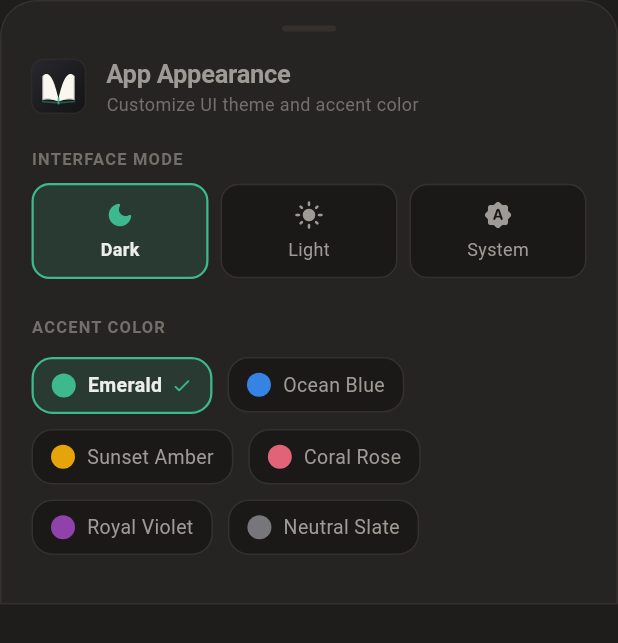
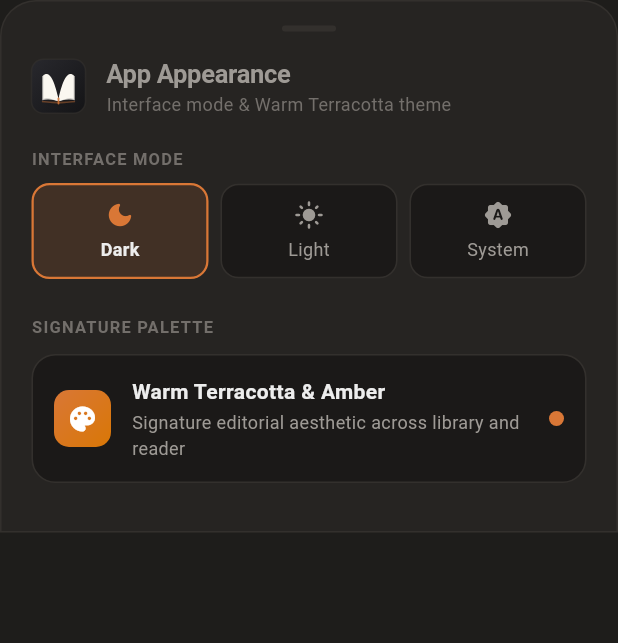
Before and after one commit to lk-03/foliate-android, a Flutter app: the AppThemeSheet widget shown alone on an empty page, opened directly, on a phone screen of 412 x 824 dp. Shown: the top 643 px of the screen. Run offline on Flutter 3.47's test engine with Material 3 defaults, Android fonts, the phone set to English and light mode, and no system bars; our stand-ins replace file_picker, flutter_riverpod, shared_preferences, webview_flutter; accounts and stored records are empty.

Commit message:
feat(theme): unify Warm Terracotta and Amber theme across app and reader

```diff
--- a/lib/components/app_theme_sheet.dart
+++ b/lib/components/app_theme_sheet.dart
@@ -53,7 +53,7 @@ class AppThemeSheet extends ConsumerWidget {
               children: [
                 AppLogo(
                   size: 36,
-                  accentColor: themeState.accent.color,
+                  accentColor: themeState.primaryColor,
                 ),
                 const SizedBox(width: 14),
                 Column(
@@ -68,7 +68,7 @@ class AppThemeSheet extends ConsumerWidget {
                       ),
                     ),
                     Text(
-                      'Customize UI theme and accent color',
+                      'Interface mode & Warm Terracotta theme',
                       style: TextStyle(
                         fontSize: 12,
                         color: colors.textMuted,
@@ -100,7 +100,7 @@ class AppThemeSheet extends ConsumerWidget {
                   icon: Icons.dark_mode_rounded,
                   isSelected: themeState.mode == ThemeMode.dark,
                   colors: colors,
-                  accentColor: themeState.accent.color,
+                  accentColor: themeState.primaryColor,
                   onTap: () => themeNotifier.setThemeMode(ThemeMode.dark),
                 ),
                 const SizedBox(width: 8),
@@ -110,7 +110,7 @@ class AppThemeSheet extends ConsumerWidget {
                   icon: Icons.light_mode_rounded,
                   isSelected: themeState.mode == ThemeMode.light,
                   colors: colors,
-                  accentColor: themeState.accent.color,
+                  accentColor: themeState.primaryColor,
                   onTap: () => themeNotifier.setThemeMode(ThemeMode.light),
                 ),
                 const SizedBox(width: 8),
@@ -120,7 +120,7 @@ class AppThemeSheet extends ConsumerWidget {
                   icon: Icons.brightness_auto_rounded,
                   isSelected: themeState.mode == ThemeMode.system,
                   colors: colors,
-                  accentColor: themeState.accent.color,
+                  accentColor: themeState.primaryColor,
                   onTap: () => themeNotifier.setThemeMode(ThemeMode.system),
                 ),
               ],
@@ -128,9 +128,9 @@ class AppThemeSheet extends ConsumerWidget {
 
             const SizedBox(height: 24),
 
-            // Accent Color Selector
+            // Signature Palette Showcase
             Text(
-              'ACCENT COLOR',
+              'SIGNATURE PALETTE',
               style: TextStyle(
                 fontSize: 11,
                 fontWeight: FontWeight.bold,
@@ -138,62 +138,72 @@ class AppThemeSheet extends ConsumerWidget {
                 color: colors.textMuted,
               ),
             ),
-            const SizedBox(height: 12),
+            const SizedBox(height: 10),
 
-            Wrap(
-              spacing: 10,
-              runSpacing: 10,
-              children: AppAccentColor.values.map((accent) {
-                final isSelected = themeState.accent == accent;
-                return InkWell(
-                  onTap: () => themeNotifier.setAccent(accent),
-                  borderRadius: BorderRadius.circular(14),
-                  child: AnimatedContainer(
-                    duration: const Duration(milliseconds: 200),
-                    padding: const EdgeInsets.symmetric(horizontal: 12, vertical: 8),
+            Container(
+              padding: const EdgeInsets.all(14),
+              decoration: BoxDecoration(
+                color: colors.inputBackground,
+                borderRadius: BorderRadius.circular(16),
+                border: Border.all(color: colors.border),
+              ),
+              child: Row(
+                children: [
+                  Container(
+                    width: 38,
+                    height: 38,
                     decoration: BoxDecoration(
-                      color: isSelected
-                          ? accent.color.withValues(alpha: 0.15)
-                          : colors.inputBackground,
-                      borderRadius: BorderRadius.circular(14),
-                      border: Border.all(
-                        color: isSelected ? accent.color : colors.border,
-                        width: isSelected ? 1.5 : 1,
+                      gradient: LinearGradient(
+                        colors: [
+                          themeState.primaryColor,
+                          AdwaitaColors.amberStreak,
+                        ],
+                        begin: Alignment.topLeft,
+                        end: Alignment.bottomRight,
                       ),
+                      borderRadius: BorderRadius.circular(10),
                     ),
-                    child: Row(
-                      mainAxisSize: MainAxisSize.min,
+                    child: const Icon(
+                      Icons.palette_rounded,
+                      color: Colors.white,
+                      size: 20,
+                    ),
+                  ),
+                  const SizedBox(width: 14),
+                  Expanded(
+                    child: Column(
+                      crossAxisAlignment: CrossAxisAlignment.start,
                       children: [
-                        Container(
-                          width: 16,
-                          height: 16,
-                          decoration: BoxDecoration(
-                            color: accent.color,
-                            shape: BoxShape.circle,
+                        Text(
+                          'Warm Terracotta & Amber',
+                          style: TextStyle(
+                            fontSize: 14,
+                            fontWeight: FontWeight.w600,
+                            color: colors.textPrimary,
                           ),
                         ),
-                        const SizedBox(width: 8),
+                        const SizedBox(height: 2),
                         Text(
-                          accent.label,
+                          'Signature editorial aesthetic across library and reader',
                           style: TextStyle(
-                            fontSize: 13,
-                            fontWeight: isSelected ? FontWeight.w600 : FontWeight.normal,
-                            color: isSelected ? colors.textPrimary : colors.textSecondary,
+                            fontSize: 12,
+                            color: colors.textSecondary,
                           ),
                         ),
-                        if (isSelected) ...[
-                          const SizedBox(width: 6),
-                          Icon(
-                            Icons.check_rounded,
-                            size: 14,
-                            color: accent.color,
-                          ),
-                        ],
                       ],
                     ),
                   ),
-                );
-              }).toList(),
+                  const SizedBox(width: 8),
+                  Container(
+                    width: 10,
+                    height: 10,
+                    decoration: BoxDecoration(
+                      color: themeState.primaryColor,
+                      shape: BoxShape.circle,
+                    ),
+                  ),
+                ],
+              ),
             ),
 
             const SizedBox(height: 16),
--- a/lib/components/reader_hud_controls.dart
+++ b/lib/components/reader_hud_controls.dart
@@ -68,7 +68,7 @@ class DottedFontSizeStepper extends StatelessWidget {
         FoliateThemeColors.dark;
     final totalSteps = kReaderFontSizes.length;
     final activeIdx = _currentIndex;
-    final activeColor = accentColor ?? AdwaitaColors.foliateGreen;
+    final activeColor = accentColor ?? AdwaitaColors.terracottaDark;
 
     return RepaintBoundary(
       child: Container(
@@ -447,7 +447,7 @@ class FloatingReaderCapsule extends StatelessWidget {
   Widget build(BuildContext context) {
     final colors = Theme.of(context).extension<FoliateThemeColors>() ??
         FoliateThemeColors.dark;
-    final activeColor = accentColor ?? AdwaitaColors.foliateGreen;
+    final activeColor = accentColor ?? AdwaitaColors.terracottaDark;
 
     return RepaintBoundary(
       child: Material(
@@ -690,7 +690,7 @@ class ReaderPageSliderBar extends StatelessWidget {
   Widget build(BuildContext context) {
     final colors = Theme.of(context).extension<FoliateThemeColors>() ??
         FoliateThemeColors.dark;
-    final activeColor = accentColor ?? AdwaitaColors.foliateGreen;
+    final activeColor = accentColor ?? AdwaitaColors.terracottaDark;
     final pageText = _formatPageLabel();
 
     return Positioned(
@@ -880,35 +880,14 @@ const List<ReaderThemeOption> kReaderThemeOptions = [
     mode: ReaderThemeMode.solarized,
     isDark: false,
     bg: Color(0xFFFDF6E3),
-    text: Color(0xFF657B83),
+    text: Color(0xFF5F4B32),
   ),
   ReaderThemeOption(
-    label: 'Grey',
-    mode: ReaderThemeMode.gray,
+    label: 'Sepia Dark',
+    mode: ReaderThemeMode.sepia,
     isDark: true,
-    bg: Color(0xFF2E2E2E),
-    text: Color(0xFFD8D8D8),
-  ),
-  ReaderThemeOption(
-    label: 'Nord',
-    mode: ReaderThemeMode.nord,
-    isDark: true,
-    bg: Color(0xFF2E3440),
-    text: Color(0xFFECEFF4),
-  ),
-  ReaderThemeOption(
-    label: 'Gruvbox',
-    mode: ReaderThemeMode.gruvbox,
-    isDark: true,
-    bg: Color(0xFF282828),
-    text: Color(0xFFEBDBB2),
-  ),
-  ReaderThemeOption(
-    label: 'Grass',
-    mode: ReaderThemeMode.grass,
-    isDark: false,
-    bg: Color(0xFFEBF2E8),
-    text: Color(0xFF1D381D),
+    bg: Color(0xFF24201C),
+    text: Color(0xFFD4C5B0),
   ),
   ReaderThemeOption(
     label: 'Quiet Black',
@@ -923,6 +902,20 @@ const List<ReaderThemeOption> kReaderThemeOptions = [
     isDark: true,
     bg: Color(0xFF000000),
     text: Color(0xFFD1D1D6),
+  ),
+  ReaderThemeOption(
+    label: 'Grey',
+    mode: ReaderThemeMode.gray,
+    isDark: true,
+    bg: Color(0xFF2E2E2E),
+    text: Color(0xFFD8D8D8),
+  ),
+  ReaderThemeOption(
+    label: 'Gruvbox',
+    mode: ReaderThemeMode.gruvbox,
+    isDark: true,
+    bg: Color(0xFF282828),
+    text: Color(0xFFEBDBB2),
   ),
 ];
 
@@ -1066,7 +1059,7 @@ class _FloatingReaderMenuState extends State<FloatingReaderMenu> {
   Widget build(BuildContext context) {
     final colors = Theme.of(context).extension<FoliateThemeColors>() ??
         FoliateThemeColors.dark;
-    final activeColor = widget.accentColor ?? AdwaitaColors.foliateGreen;
+    final activeColor = widget.accentColor ?? AdwaitaColors.terracottaDark;
     final screenHeight = MediaQuery.of(context).size.height;
     final sheetHeight = (screenHeight * 0.60).clamp(340.0, 560.0);
 
--- a/lib/components/settings_sheet.dart
+++ b/lib/components/settings_sheet.dart
@@ -173,7 +173,7 @@ class _SettingsSheetState extends ConsumerState<SettingsSheet> {
                         child: Icon(Icons.palette_outlined, color: primaryAccent, size: 20),
                       ),
                       title: Text(
-                        '${appTheme.accent.label} Accent',
+                        'Warm Terracotta & Amber',
                         style: TextStyle(
                           fontSize: 15,
                           fontWeight: FontWeight.w600,
@@ -193,7 +193,17 @@ class _SettingsSheetState extends ConsumerState<SettingsSheet> {
                             width: 14,
                             height: 14,
                             decoration: BoxDecoration(
-                              color: appTheme.accent.color,
+                              color: appTheme.primaryColor,
+                              shape: BoxShape.circle,
+                              border: Border.all(color: Colors.white, width: 1.5),
+                            ),
+                          ),
+                          const SizedBox(width: 4),
+                          Container(
+                            width: 14,
+                            height: 14,
+                            decoration: BoxDecoration(
+                              color: AdwaitaColors.amberStreak,
                               shape: BoxShape.circle,
                               border: Border.all(color: Colors.white, width: 1.5),
                             ),
--- a/lib/main.dart
+++ b/lib/main.dart
@@ -20,8 +20,8 @@ class FoliateApp extends StatelessWidget {
           return MaterialApp(
             title: 'Foliate',
             debugShowCheckedModeBanner: false,
-            theme: AdwaitaTheme.light(accentColor: appTheme.accent.color),
-            darkTheme: AdwaitaTheme.dark(accentColor: appTheme.accent.color),
+            theme: AdwaitaTheme.light(accentColor: appTheme.primaryColor),
+            darkTheme: AdwaitaTheme.dark(accentColor: appTheme.primaryColor),
             themeMode: appTheme.mode,
             home: const MainShell(),
           );
--- a/lib/screens/open_libraries_screen.dart
+++ b/lib/screens/open_libraries_screen.dart
@@ -292,11 +292,11 @@ class _OpenLibrariesScreenState extends State<OpenLibrariesScreen> {
       case 'gutenberg':
         return Icon(Icons.auto_stories_rounded, color: primaryAccent, size: 24);
       case 'standard_ebooks':
-        return const Icon(Icons.local_library_rounded, color: AdwaitaColors.libadwaitaBlue, size: 24);
+        return const Icon(Icons.local_library_rounded, color: AdwaitaColors.amberStreak, size: 24);
       case 'internet_archive':
-        return const Icon(Icons.account_balance_rounded, color: Color(0xFFE5A50A), size: 24);
+        return const Icon(Icons.account_balance_rounded, color: AdwaitaColors.warmTerracotta, size: 24);
       case 'feedbooks':
-        return const Icon(Icons.rss_feed_rounded, color: Color(0xFFC061CB), size: 24);
+        return Icon(Icons.rss_feed_rounded, color: primaryAccent, size: 24);
       default:
         return Icon(Icons.public_rounded, color: primaryAccent, size: 24);
     }
--- a/lib/theme/adwaita_colors.dart
+++ b/lib/theme/adwaita_colors.dart
@@ -66,6 +66,15 @@ class AdwaitaColors {
   /// Warm Terracotta primary editorial accent from Apple Books reference
   static const Color terracottaAccent = Color(0xFFC2410C);
 
+  /// Warm Terracotta for Dark mode
+  static const Color terracottaDark = Color(0xFFD97736);
+
+  /// Warm Terracotta for Light mode
+  static const Color terracottaLight = Color(0xFFC2410C);
+
+  /// Warm Terracotta / Warm Paper tone
+  static const Color warmTerracotta = Color(0xFFC6782E);
+
   /// Burnished Amber for streak flame and habit progress ring
   static const Color amberStreak = Color(0xFFD97706);
 
@@ -90,7 +99,7 @@ class AdwaitaColors {
   static const Color readerBlackText = Color(0xFFD1D1D6);
   static const Color readerBlackSurface = Color(0xFF161616);
 
-  // --- 9 Foliate Linux Desktop Themes ---
+  // --- Foliate Reading Themes Curated for Warm Terracotta / Amber Palette ---
   static const List<FoliateThemePreset> foliateThemes = [
     FoliateThemePreset(
       id: 'default',
@@ -101,52 +110,44 @@ class AdwaitaColors {
       darkText: Color(0xFFEDEDED),
     ),
     FoliateThemePreset(
+      id: 'sepia',
+      label: 'Calm Sepia',
+      lightBg: Color(0xFFF8F1E5),
+      lightText: Color(0xFF4D3826),
+      darkBg: Color(0xFF24201C),
+      darkText: Color(0xFFD4C5B0),
+    ),
+    FoliateThemePreset(
+      id: 'solarized',
+      label: 'Warm Cream',
+      lightBg: Color(0xFFFDF6E3),
+      lightText: Color(0xFF5F4B32),
+      darkBg: Color(0xFF211E1B),
+      darkText: Color(0xFFD9CEC2),
+    ),
+    FoliateThemePreset(
+      id: 'night',
+      label: 'Quiet Black',
+      lightBg: Color(0xFF1E1D1B),
+      lightText: Color(0xFFEDEDED),
+      darkBg: Color(0xFF1E1D1B),
+      darkText: Color(0xFFEDEDED),
+    ),
+    FoliateThemePreset(
+      id: 'black',
+      label: 'Contrast Black',
+      lightBg: Color(0xFF000000),
+      lightText: Color(0xFFD1D1D6),
+      darkBg: Color(0xFF000000),
+      darkText: Color(0xFFD1D1D6),
+    ),
+    FoliateThemePreset(
       id: 'gray',
       label: 'Gray',
       lightBg: Color(0xFFF0F0F0),
       lightText: Color(0xFF202020),
       darkBg: Color(0xFF2E2E2E),
       darkText: Color(0xFFD8D8D8),
-    ),
-    FoliateThemePreset(
-      id: 'sepia',
-      label: 'Sepia',
-      lightBg: Color(0xFFF8F1E5),
-      lightText: Color(0xFF4D3826),
-      darkBg: Color(0xFF2D241E),
-      darkText: Color(0xFFEBD8C3),
-    ),
-    FoliateThemePreset(
-      id: 'grass',
-      label: 'Grass',
-      lightBg: Color(0xFFEBF2E8),
-      lightText: Color(0xFF1D381D),
-      darkBg: Color(0xFF1E2A20),
-      darkText: Color(0xFFD2E4D2),
-    ),
-    FoliateThemePreset(
-      id: 'cherry',
-      label: 'Cherry',
-      lightBg: Color(0xFFF5EBEF),
-      lightText: Color(0xFF3D1B25),
-      darkBg: Color(0xFF2D1C22),
-      darkText: Color(0xFFE8D2DA),
-    ),
-    FoliateThemePreset(
-      id: 'sky',
-      label: 'Sky',
-      lightBg: Color(0xFFEBF1F7),
-      lightText: Color(0xFF1D2D3D),
-      darkBg: Color(0xFF1C232E),
-      darkText: Color(0xFFD2E0F0),
-    ),
-    FoliateThemePreset(
-      id: 'solarized',
-      label: 'Solarized',
-      lightBg: Color(0xFFFDF6E3),
-      lightText: Color(0xFF657B83),
-      darkBg: Color(0xFF002B36),
-      darkText: Color(0xFF93A1A1),
     ),
     FoliateThemePreset(
       id: 'gruvbox',
@@ -166,35 +167,31 @@ class AdwaitaColors {
     ),
   ];
 
-  /// Returns the theme-specific accent color for the reader HUD and controls
+  /// Returns the theme-specific accent color for the reader HUD and controls,
+  /// harmonized with the Warm Terracotta and Amber signature aesthetic.
   static Color getThemeAccent(String themeId, bool isDarkMode) {
     switch (themeId.toLowerCase()) {
       case 'sepia':
-        return const Color(0xFFC6782E); // Warm amber / terracotta
+      case 'warm':
+      case 'solarized':
+        return warmTerracotta;
+      case 'black':
+      case 'contrast':
+        return amberStreak;
       case 'gruvbox':
-        return const Color(0xFFD79921); // Golden warm amber
+        return const Color(0xFFD79921);
+      case 'night':
+        return terracottaDark;
+      case 'day':
+      case 'light':
+        return terracottaLight;
       case 'nord':
-        return const Color(0xFF88C0D0); // Frost cyan
-      case 'cherry':
-        return const Color(0xFFD43C6E); // Rose berry
-      case 'grass':
-        return const Color(0xFF26A269); // Forest emerald
-      case 'solarized':
-        return const Color(0xFF2AA198); // Teal cyan
-      case 'sky':
-        return const Color(0xFF3584E4); // Sky blue
       case 'gray':
       case 'grey':
-        return isDarkMode ? const Color(0xFF3DB88F) : const Color(0xFF2E6F54);
-      case 'day':
-      case 'light':
-        return const Color(0xFF2EC27E);
-      case 'night':
-      case 'black':
       case 'default':
       case 'defaulttheme':
       default:
-        return const Color(0xFF3DB88F); // Foliate leaf green
+        return isDarkMode ? terracottaDark : terracottaLight;
     }
   }
 
--- a/lib/theme/adwaita_theme.dart
+++ b/lib/theme/adwaita_theme.dart
@@ -167,14 +167,14 @@ class AdwaitaTheme {
   AdwaitaTheme._();
 
   static ThemeData dark({Color? accentColor}) {
-    final accent = accentColor ?? AdwaitaColors.foliateGreen;
+    final accent = accentColor ?? AdwaitaColors.terracottaDark;
     return ThemeData(
       useMaterial3: true,
       brightness: Brightness.dark,
       scaffoldBackgroundColor: AdwaitaColors.darkWindowBg,
       colorScheme: ColorScheme.dark(
         primary: accent,
-        secondary: AdwaitaColors.libadwaitaBlue,
+        secondary: AdwaitaColors.amberStreak,
         surface: AdwaitaColors.darkSurfaceCard,
         onSurface: AdwaitaColors.darkTextPrimary,
         outline: AdwaitaColors.darkBorder,
@@ -241,14 +241,14 @@ class AdwaitaTheme {
   }
 
   static ThemeData light({Color? accentColor}) {
-    final accent = accentColor ?? AdwaitaColors.foliateGreen;
+    final accent = accentColor ?? AdwaitaColors.terracottaLight;
     return ThemeData(
       useMaterial3: true,
       brightness: Brightness.light,
       scaffoldBackgroundColor: AdwaitaColors.lightWindowBg,
       colorScheme: ColorScheme.light(
         primary: accent,
-        secondary: AdwaitaColors.libadwaitaBlue,
+        secondary: AdwaitaColors.amberStreak,
         surface: AdwaitaColors.lightSurfaceCard,
         onSurface: AdwaitaColors.lightTextPrimary,
         outline: AdwaitaColors.lightBorder,
--- a/lib/theme/app_theme_controller.dart
+++ b/lib/theme/app_theme_controller.dart
@@ -1,32 +1,13 @@
 import 'package:flutter/material.dart';
 import 'package:flutter_riverpod/flutter_riverpod.dart';
 import 'package:shared_preferences/shared_preferences.dart';
+import 'adwaita_colors.dart';
 
-/// Available Libadwaita / Android accent color palettes
+/// App signature accent definition - unified Warm Terracotta and Amber
 enum AppAccentColor {
-  emerald(
-    label: 'Emerald',
-    color: Color(0xFF3DB88F),
-  ),
-  blue(
-    label: 'Ocean Blue',
-    color: Color(0xFF3584E4),
-  ),
-  amber(
-    label: 'Sunset Amber',
-    color: Color(0xFFE5A50A),
-  ),
-  rose(
-    label: 'Coral Rose',
-    color: Color(0xFFE06377),
-  ),
-  purple(
-    label: 'Royal Violet',
-    color: Color(0xFF9141AC),
-  ),
-  slate(
-    label: 'Neutral Slate',
-    color: Color(0xFF77767B),
+  terracotta(
+    label: 'Warm Terracotta',
+    color: AdwaitaColors.terracottaDark,
   );
 
   final String label;
@@ -38,11 +19,7 @@ enum AppAccentColor {
   });
 
   static AppAccentColor fromString(String? val) {
-    if (val == null) return AppAccentColor.emerald;
-    return AppAccentColor.values.firstWhere(
-      (e) => e.name == val,
-      orElse: () => AppAccentColor.emerald,
-    );
+    return AppAccentColor.terracotta;
   }
 }
 
@@ -52,8 +29,12 @@ class AppThemeState {
 
   const AppThemeState({
     this.mode = ThemeMode.dark,
-    this.accent = AppAccentColor.emerald,
+    this.accent = AppAccentColor.terracotta,
   });
+
+  Color get primaryColor => mode == ThemeMode.light
+      ? AdwaitaColors.terracottaLight
+      : AdwaitaColors.terracottaDark;
 
   AppThemeState copyWith({
     ThemeMode? mode,
@@ -77,16 +58,17 @@ class AppThemeNotifier extends StateNotifier<AppThemeState> {
   Future<void> _loadFromPrefs() async {
     try {
       final prefs = await SharedPreferences.getInstance();
+      // Purge any legacy saved accent preference from previous versions
+      if (prefs.containsKey(_accentPrefKey)) {
+        await prefs.remove(_accentPrefKey);
+      }
+
       final modeStr = prefs.getString(_modePrefKey);
-      final accentStr = prefs.getString(_accentPrefKey);
-
       ThemeMode mode = ThemeMode.dark;
       if (modeStr == 'light') mode = ThemeMode.light;
       if (modeStr == 'system') mode = ThemeMode.system;
 
-      final accent = AppAccentColor.fromString(accentStr);
-
-      state = AppThemeState(mode: mode, accent: accent);
+      state = AppThemeState(mode: mode, accent: AppAccentColor.terracotta);
     } catch (_) {}
   }
 
@@ -102,10 +84,10 @@ class AppThemeNotifier extends StateNotifier<AppThemeState> {
   }
 
   Future<void> setAccent(AppAccentColor accent) async {
-    state = state.copyWith(accent: accent);
+    state = state.copyWith(accent: AppAccentColor.terracotta);
     try {
       final prefs = await SharedPreferences.getInstance();
-      await prefs.setString(_accentPrefKey, accent.name);
+      await prefs.remove(_accentPrefKey);
     } catch (_) {}
   }
 }
```
Also changed, not shown: lib/components/reader_bottom_sheets.dart (+8 -2 lines), lib/screens/reader_screen.dart (+20 -15 lines), 2 other files.
